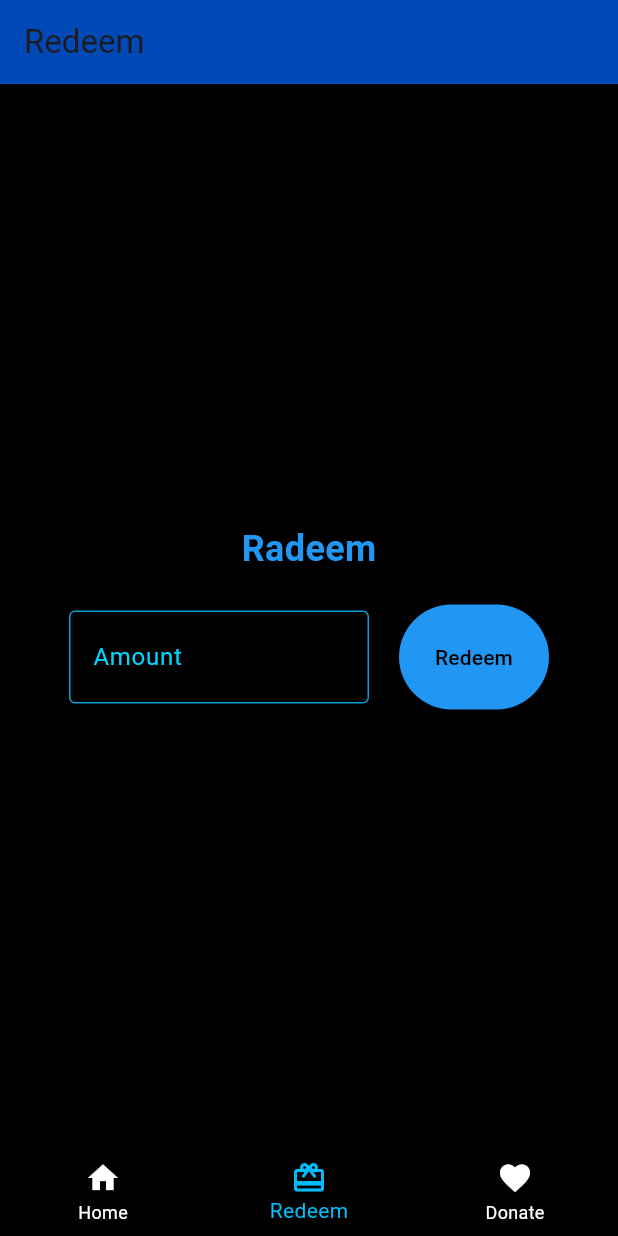
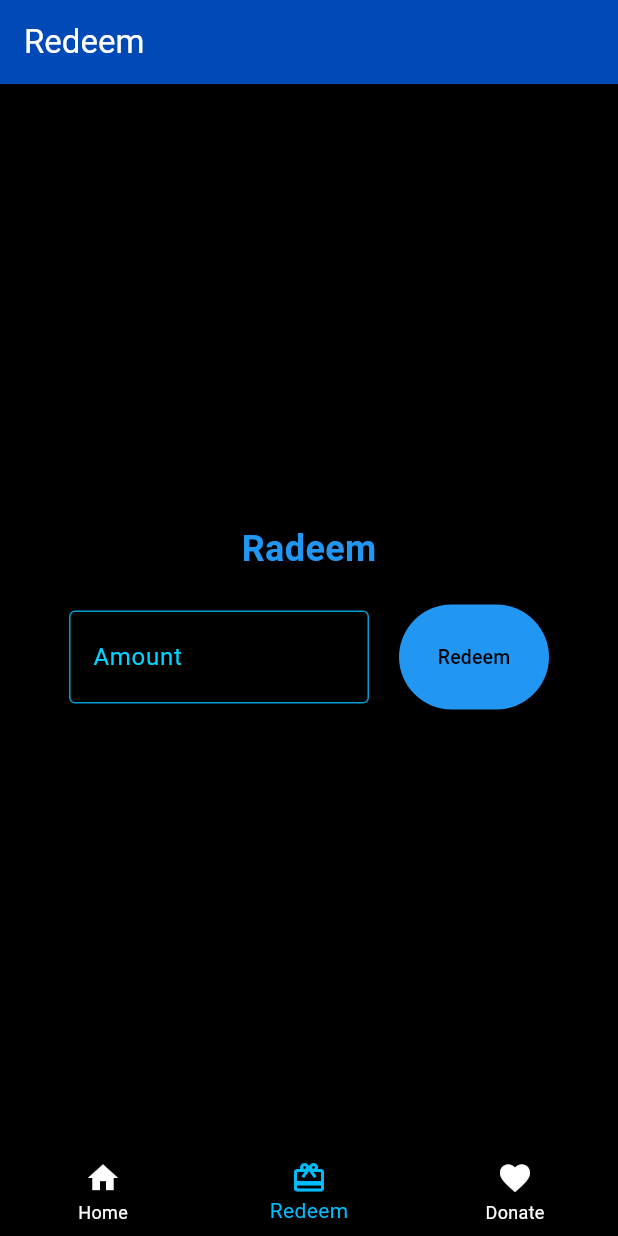
Before and after one commit to Thambara-20/Star-D-Points, a Flutter app: the screen it shows after launch, item 2 of the bottom bar chosen, after a tap on "Redeem", on a phone screen of 412 x 824 dp. Run offline on Flutter 3.47's test engine with Material 3 defaults, Android fonts, the phone set to English and light mode, and no system bars; our stand-ins replace permission_handler; missing offline and left inert: flutter_sms_inbox, telephony, ussd_advanced, ussd_service.

Commit message:
updated donations

```diff
--- a/lib/Donate.dart
+++ b/lib/Donate.dart
@@ -23,7 +23,7 @@ class _DonatePageState extends State<DonatePage> {
 
     return  Scaffold(
       appBar: AppBar(
-        title: const Text('Donate'),
+        title: const Text('Donate', style: TextStyle(color: Color.fromARGB(255, 255, 255, 255))),
         backgroundColor: Color.fromARGB(255, 0, 73, 182),
       ),
       body: Container(
--- a/lib/Home.dart
+++ b/lib/Home.dart
@@ -40,7 +40,7 @@ class _HomePageState extends State<HomePage>
 
     return Scaffold(
         appBar: AppBar(
-          title: const Text('Star Points Radeem'),
+          title: const Text('Star Points Radeem', style: TextStyle(color: Color.fromARGB(255, 255, 255, 255))),
           backgroundColor: Color.fromARGB(255, 0, 73, 182),
         ),
         body: Container(
--- a/lib/main.dart
+++ b/lib/main.dart
@@ -28,9 +28,6 @@ class MyApp extends StatefulWidget {
 class _MyAppState extends State<MyApp> {
   int _currentIndex = 0;
   double radeemableBalance = 0.0;
-
-
-
 
   final HomePage homePage = HomePage(key: PageStorageKey('HomePage'));
   final Radeem radeemPage = Radeem(key: PageStorageKey('RadeemPage'));
--- a/lib/radeem.dart
+++ b/lib/radeem.dart
@@ -28,7 +28,7 @@ class _RadeemState extends State<Radeem> {
   Widget build(BuildContext context) {
     return Scaffold(
       appBar: AppBar(
-        title: const Text('Redeem'),
+        title: const Text('Redeem', style: TextStyle(color: Color.fromARGB(255, 255, 255, 255))),
         backgroundColor: Color.fromARGB(255, 0, 73, 182),
       ),
       body: Container(
@@ -80,7 +80,7 @@ class _RadeemState extends State<Radeem> {
                         ),
                       ),
                     ),
-                    child: const Text('Redeem' , style: TextStyle(fontSize: 14 , color: Color.fromARGB(255, 0, 0, 0))),
+                    child: const Text('Redeem' , style: TextStyle(fontSize: 13 , color: Color.fromARGB(255, 0, 0, 0))),
                   ),
                 ],
               ),
--- a/pubspec.yaml
+++ b/pubspec.yaml
@@ -62,7 +62,7 @@ dev_dependencies:
 flutter_launcher_icons:
   android: "launcher_icon"
   ios: true
-  image_path: "assets/photo.jpg"
+  image_path: "assets/photo.png"
 
 flutter:
 
```
Also changed, not shown: 27 other files.
